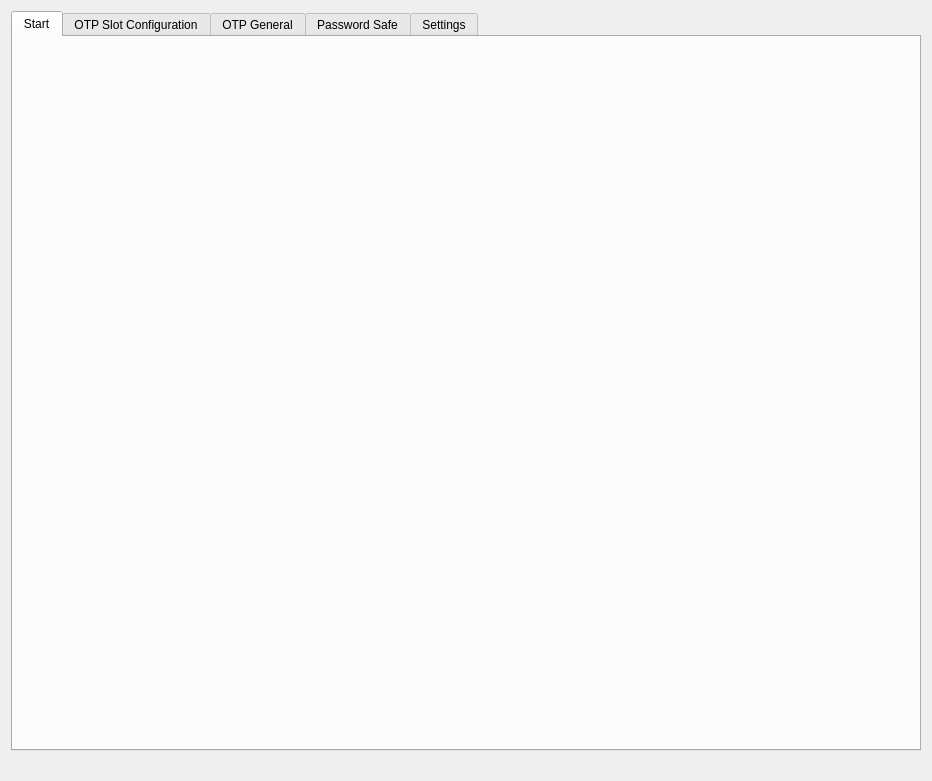
The window that src/ui/mainwindow.ui (Nitrokey/nitrokey-app) describes before a commit, drawn with Qt 5.
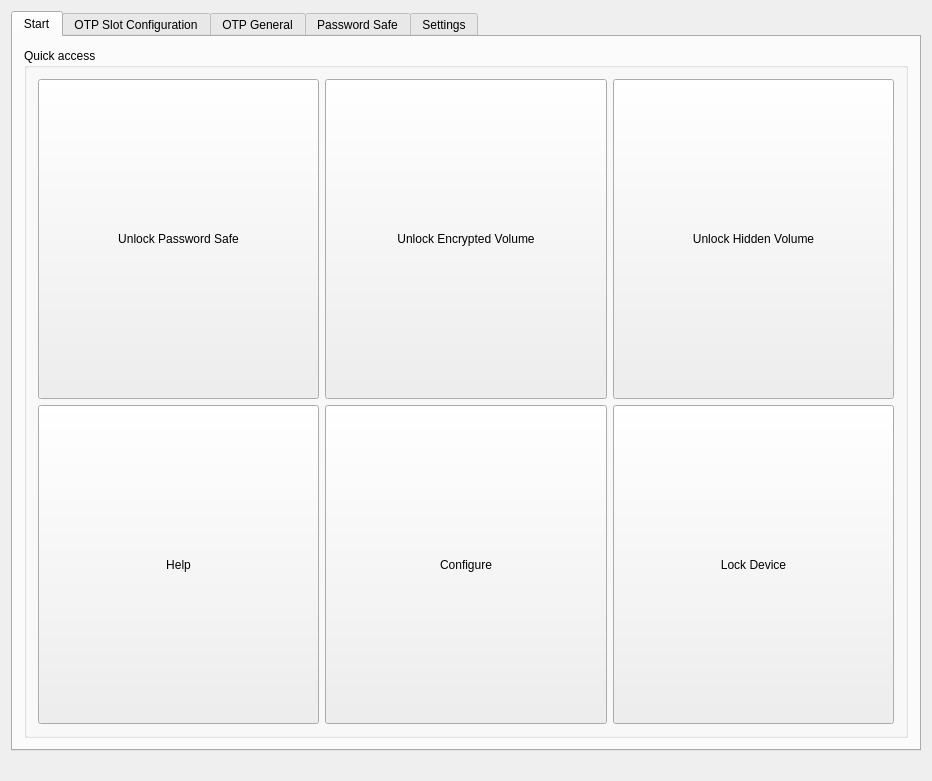
The same window after the commit. The open tabs and pages were chosen to show the change. Icons and pictures are not drawn.

Commit message: Add start page

Diff of the .ui file:
```diff
--- a/src/ui/mainwindow.ui
+++ b/src/ui/mainwindow.ui
@@ -30,8 +30,8 @@
    <set>QMainWindow::AllowTabbedDocks|QMainWindow::AnimatedDocks</set>
   </property>
   <widget class="QWidget" name="centralWidget">
-   <layout class="QGridLayout" name="gridLayout_2">
-    <item row="0" column="0">
+   <layout class="QHBoxLayout" name="horizontalLayout_3">
+    <item>
      <widget class="QTabWidget" name="tabWidget">
       <property name="sizePolicy">
        <sizepolicy hsizetype="MinimumExpanding" vsizetype="MinimumExpanding">
@@ -64,6 +64,137 @@
        <attribute name="title">
         <string>Start</string>
        </attribute>
+       <layout class="QHBoxLayout" name="horizontalLayout_13">
+        <item>
+         <widget class="QGroupBox" name="groupBox_3">
+          <property name="title">
+           <string>Quick access</string>
+          </property>
+          <layout class="QGridLayout" name="gridLayout_2">
+           <item row="0" column="2">
+            <widget class="QPushButton" name="btn_dial_HV">
+             <property name="sizePolicy">
+              <sizepolicy hsizetype="MinimumExpanding" vsizetype="MinimumExpanding">
+               <horstretch>0</horstretch>
+               <verstretch>0</verstretch>
+              </sizepolicy>
+             </property>
+             <property name="styleSheet">
+              <string notr="true">#upLeft { background-color: transparent; border-image: url(:/images/new/icon_safe.svg); background: none; border: none; background-repeat: none; }</string>
+             </property>
+             <property name="text">
+              <string>Unlock Hidden Volume</string>
+             </property>
+             <property name="icon">
+              <iconset resource="../../resources.qrc">
+               <normaloff>:/images/harddrive.png</normaloff>:/images/harddrive.png</iconset>
+             </property>
+            </widget>
+           </item>
+           <item row="0" column="1">
+            <widget class="QPushButton" name="btn_dial_EV">
+             <property name="sizePolicy">
+              <sizepolicy hsizetype="MinimumExpanding" vsizetype="MinimumExpanding">
+               <horstretch>0</horstretch>
+               <verstretch>0</verstretch>
+              </sizepolicy>
+             </property>
+             <property name="styleSheet">
+              <string notr="true">#upLeft { background-color: transparent; border-image: url(:/images/new/icon_safe.svg); background: none; border: none; background-repeat: none; }</string>
+             </property>
+             <property name="text">
+              <string>Unlock Encrypted Volume</string>
+             </property>
+             <property name="icon">
+              <iconset resource="../../resources.qrc">
+               <normaloff>:/images/harddrive.png</normaloff>:/images/harddrive.png</iconset>
+             </property>
+            </widget>
+           </item>
+           <item row="1" column="0">
+            <widget class="QPushButton" name="btn_dial_help">
+             <property name="sizePolicy">
+              <sizepolicy hsizetype="MinimumExpanding" vsizetype="MinimumExpanding">
+               <horstretch>0</horstretch>
+               <verstretch>0</verstretch>
+              </sizepolicy>
+             </property>
+             <property name="styleSheet">
+              <string notr="true">#upLeft { background-color: transparent; border-image: url(:/images/new/icon_safe.svg); background: none; border: none; background-repeat: none; }</string>
+             </property>
+             <property name="text">
+              <string>Help</string>
+             </property>
+             <property name="icon">
+              <iconset resource="../../resources.qrc">
+               <normaloff>:/images/about.png</normaloff>:/images/about.png</iconset>
+             </property>
+            </widget>
+           </item>
+           <item row="1" column="1">
+            <widget class="QPushButton" name="btn_dial_configure">
+             <property name="sizePolicy">
+              <sizepolicy hsizetype="MinimumExpanding" vsizetype="MinimumExpanding">
+               <horstretch>0</horstretch>
+               <verstretch>0</verstretch>
+              </sizepolicy>
+             </property>
+             <property name="styleSheet">
+              <string notr="true">#upLeft { background-color: transparent; border-image: url(:/images/new/icon_safe.svg); background: none; border: none; background-repeat: none; }</string>
+             </property>
+             <property name="text">
+              <string>Configure</string>
+             </property>
+             <property name="icon">
+              <iconset resource="../../resources.qrc">
+               <normaloff>:/images/settings.png</normaloff>:/images/settings.png</iconset>
+             </property>
+            </widget>
+           </item>
+           <item row="1" column="2">
+            <widget class="QPushButton" name="btn_dial_lock">
+             <property name="sizePolicy">
+              <sizepolicy hsizetype="MinimumExpanding" vsizetype="MinimumExpanding">
+               <horstretch>0</horstretch>
+               <verstretch>0</verstretch>
+              </sizepolicy>
+             </property>
+             <property name="styleSheet">
+              <string notr="true">#upLeft { background-color: transparent; border-image: url(:/images/new/icon_safe.svg); background: none; border: none; background-repeat: none; }</string>
+             </property>
+             <property name="text">
+              <string>Lock Device</string>
+             </property>
+             <property name="icon">
+              <iconset resource="../../resources.qrc">
+               <normaloff>:/images/new/icon_Logo_App.svg</normaloff>:/images/new/icon_Logo_App.svg</iconset>
+             </property>
+            </widget>
+           </item>
+           <item row="0" column="0">
+            <widget class="QPushButton" name="btn_dial_PWS">
+             <property name="sizePolicy">
+              <sizepolicy hsizetype="MinimumExpanding" vsizetype="MinimumExpanding">
+               <horstretch>0</horstretch>
+               <verstretch>0</verstretch>
+              </sizepolicy>
+             </property>
+             <property name="styleSheet">
+              <string notr="true"/>
+             </property>
+             <property name="text">
+              <string>Unlock Password Safe</string>
+             </property>
+             <property name="icon">
+              <iconset resource="../../resources.qrc">
+               <normaloff>:/images/safe.png</normaloff>:/images/safe.png</iconset>
+             </property>
+            </widget>
+           </item>
+          </layout>
+         </widget>
+        </item>
+       </layout>
       </widget>
       <widget class="QWidget" name="tab">
        <attribute name="title">
```
Left out of the diff: 2 changed lines with no effect on the pictures. The commit also changes 2 other files.
